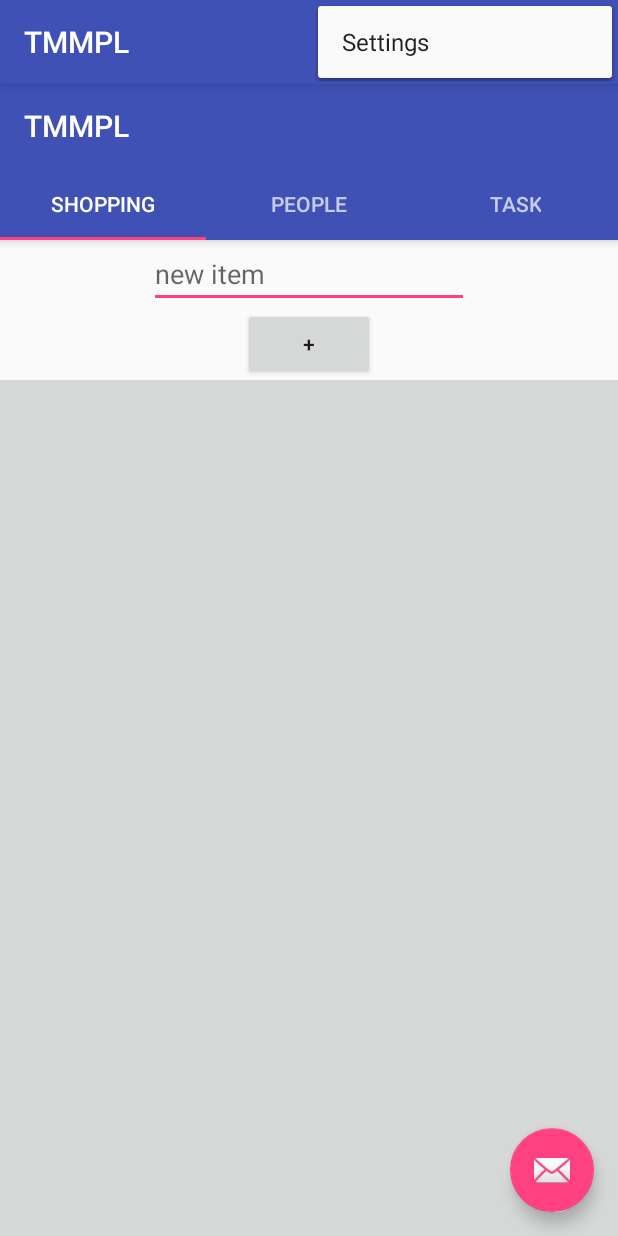
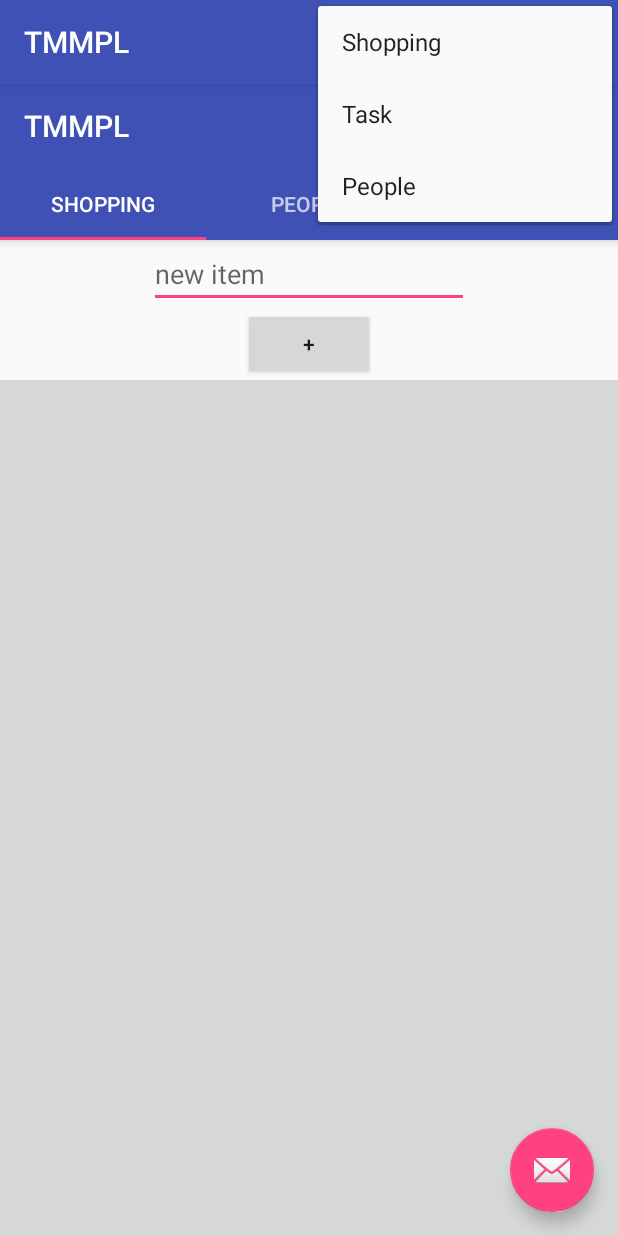
Before and after one commit to Parastoo-S/TMMPL, an Android app: the NewQuickAccess screen opened directly, with no data from a screen before it, with the options menu open, on a phone screen of 412 x 824 dp. Run offline under Robolectric (Android 15) with nearby library versions, the phone set to English and light mode, and no system bars; 1 statement that could not run was skipped.

Commit message:
menu xml

```diff
--- a/app/src/main/res/menu/menu_new_quick_access.xml
+++ b/app/src/main/res/menu/menu_new_quick_access.xml
@@ -1,10 +1,29 @@
+<?xml version="1.0" encoding="utf-8"?>
 <menu xmlns:android="http://schemas.android.com/apk/res/android"
     xmlns:app="http://schemas.android.com/apk/res-auto"
     xmlns:tools="http://schemas.android.com/tools"
     tools:context="segproject.tmmpl.NewQuickAccess">
+
     <item
-        android:id="@+id/action_settings"
-        android:orderInCategory="100"
-        android:title="@string/action_settings"
-        app:showAsAction="never" />
+        android:id="@+id/Shopping"
+        android:title="Shopping" />
+        <item android:id="@+id/Task"
+            android:title="Task" />
+    <item android:id="@+id/People"
+        android:title="People" />
+
+
 </menu>
+<!--
+
+<menu xmlns:android="http://schemas.android.com/apk/res/android"
+xmlns:app="http://schemas.android.com/apk/res-auto"
+xmlns:tools="http://schemas.android.com/tools"
+tools:context="segproject.tmmpl.NewQuickAccess">
+<item
+    android:id="@+id/action_settings"
+    android:orderInCategory="100"
+    android:title="@string/action_settings"
+    app:showAsAction="never" />
+
+</menu>-->
```
